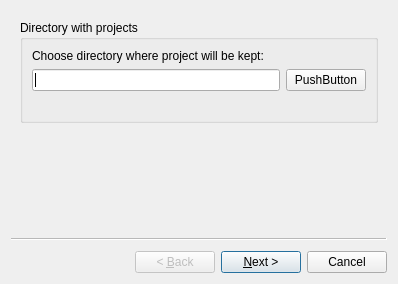
Before: the Qt Designer form dialogs/setup.ui in Kicer86/builder, drawn with Qt 5.
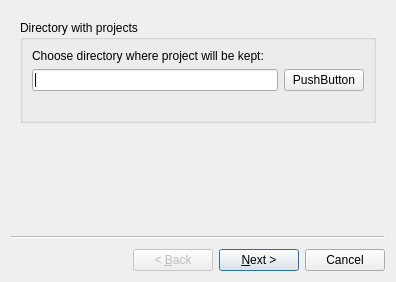
After: the same form once the commit is applied.

Commit message: Initial implementation of setup dialog

What changed in the file:
```diff
--- a/dialogs/setup.ui
+++ b/dialogs/setup.ui
@@ -6,8 +6,8 @@
    <rect>
     <x>0</x>
     <y>0</y>
-    <width>398</width>
-    <height>284</height>
+    <width>396</width>
+    <height>282</height>
    </rect>
   </property>
   <property name="sizePolicy">
```
The commit also changes 3 other files.
